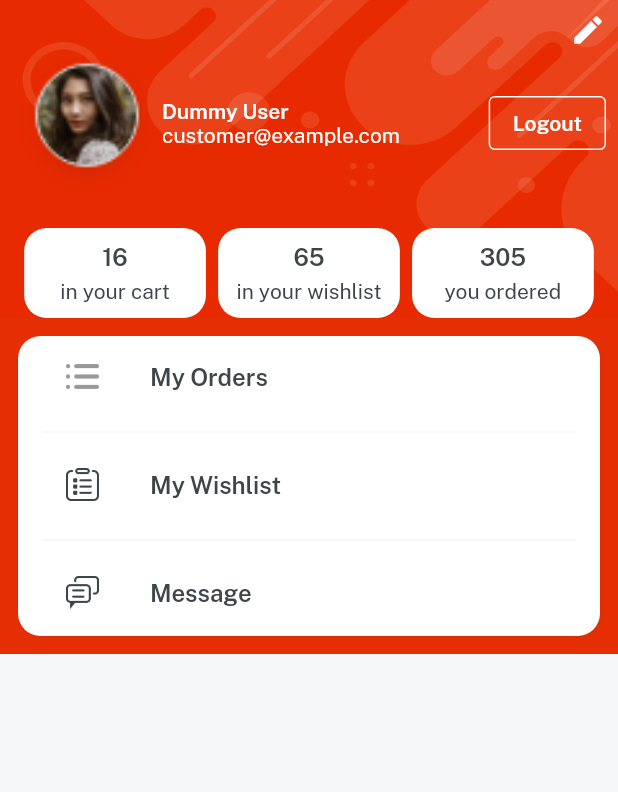
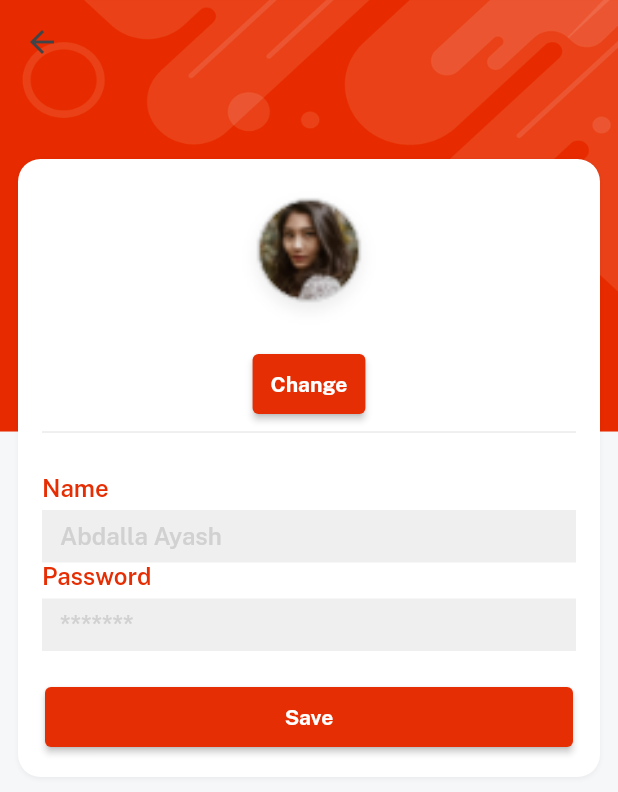
Before and after one commit to abdalla3yash/mart, a Flutter app: the ProfileScreen screen opened directly, after a tap on the "edit" icon, on a phone screen of 412 x 824 dp. Shown: the top 792 px of the screen. Run offline on Flutter 3.47's test engine with Material 2 defaults, Android fonts, the phone set to English and light mode, and no system bars; our stand-ins replace cloud_firestore, firebase_auth, firebase_core, get, velocity_x; accounts and stored records are empty.

Commit message:
profile backend side

```diff
--- /dev/null
+++ b/lib/controllers/profile_controller.dart
@@ -0,0 +1,8 @@
+import 'package:get/get.dart';
+
+class ProfileController extends GetxController {
+  var profileImgPath = ''.obs;
+
+
+
+}
--- /dev/null
+++ b/lib/views/profile/components/edit_profile_screen.dart
@@ -0,0 +1,57 @@
+import 'package:mart/consts/consts.dart';
+import 'package:mart/widget/bg_widget.dart';
+import 'package:mart/widget/widgets.dart';
+
+class EditProfileScreen extends StatelessWidget {
+  const EditProfileScreen({super.key});
+
+  @override
+  Widget build(BuildContext context) {
+    return bgWidget(
+      child: Scaffold(
+        appBar: AppBar(),
+        body: Column(mainAxisSize: MainAxisSize.min, children: [
+          Image.asset(
+            imgProfile,
+            width: 100,
+            fit: BoxFit.cover,
+          ).box.roundedFull.clip(Clip.antiAlias).make(),
+          10.heightBox,
+          customButton(
+              color: redColor,
+              onpress: () {},
+              textColor: whiteColor,
+              title: "Change"),
+          const Divider(),
+          20.heightBox,
+          customTextField(
+            hint: nameHint,
+            title: name,
+            isPass: false,
+          ),
+          customTextField(
+            hint: passwordHint,
+            title: password,
+            isPass: true,
+          ),
+          20.heightBox,
+          SizedBox(
+            width: context.screenWidth - 60,
+            child: customButton(
+                color: redColor,
+                onpress: () {},
+                textColor: whiteColor,
+                title: "Save"),
+          ),
+        ])
+            .box
+            .white
+            .shadowSm
+            .padding(const EdgeInsets.all(16))
+            .margin(const EdgeInsets.only(top: 50, left: 12, right: 12))
+            .rounded
+            .make(),
+      ),
+    );
+  }
+}
--- a/lib/views/profile/profile_screen.dart
+++ b/lib/views/profile/profile_screen.dart
@@ -3,6 +3,7 @@ import 'package:mart/consts/consts.dart';
 import 'package:mart/controllers/auth_controller.dart';
 import 'package:mart/views/auth/login_screen.dart';
 import 'package:mart/views/profile/components/details_cart.dart';
+import 'package:mart/views/profile/components/edit_profile_screen.dart';
 import 'package:mart/views/splach/splach_screen.dart';
 import 'package:mart/widget/bg_widget.dart';
 
@@ -23,7 +24,9 @@ class ProfileScreen extends StatelessWidget {
                   child: const Icon(
                     Icons.edit,
                     color: whiteColor,
-                  ).onTap(() {})),
+                  ).onTap(() {
+                    Get.to(() => const EditProfileScreen());
+                  })),
             ),
             Padding(
               padding: const EdgeInsets.symmetric(horizontal: 8.0),
--- a/pubspec.yaml
+++ b/pubspec.yaml
@@ -42,6 +42,7 @@ dependencies:
   firebase_core: ^2.4.0
   firebase_storage: ^11.0.7
   cloud_firestore: ^4.2.0
+  image_picker: ^0.8.6
 
 dev_dependencies:
   flutter_test:
```
Also changed, not shown: pubspec.lock.
